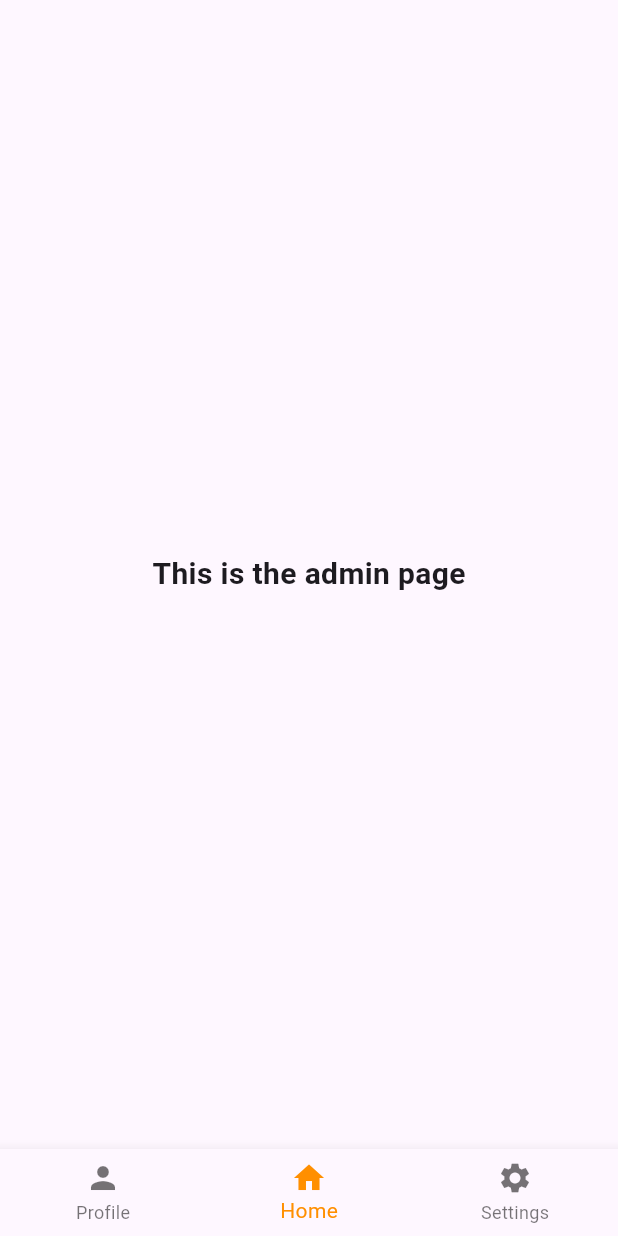
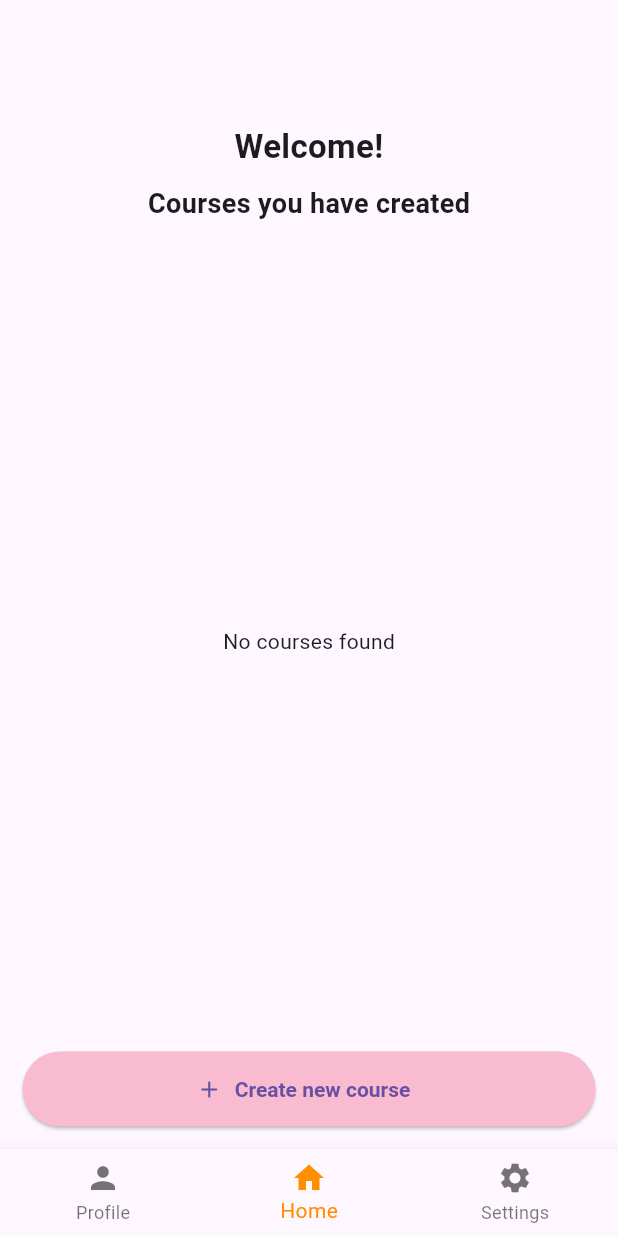
Before and after one commit to miriamjimenezj/coursefy, a Flutter app: the HomeAdmin screen opened by its route, on a phone screen of 412 x 824 dp. Run offline on Flutter 3.47's test engine with Material 3 defaults, Android fonts, the light colour scheme and no system bars; our stand-ins replace cloud_firestore, firebase_auth, firebase_core, font_awesome_flutter, google_sign_in; accounts and stored records are empty; generated files the repository leaves out were written again.

Commit message:
Admin Home Page

```diff
--- a/lib/features/user_auth/presentation/pages/admin/home_admin.dart
+++ b/lib/features/user_auth/presentation/pages/admin/home_admin.dart
@@ -1,9 +1,11 @@
+import 'package:cloud_firestore/cloud_firestore.dart';
+import 'package:firebase_auth/firebase_auth.dart';
 import 'package:flutter/material.dart';
-import 'package:firebase_auth/firebase_auth.dart';
 import 'package:coursefy/features/user_auth/presentation/pages/login_page.dart';
 import 'package:flutter_gen/gen_l10n/app_localizations.dart';
 import 'profile_admin.dart';
 import 'settings_admin.dart';
+import 'courses/create_course.dart';
 
 class HomeAdmin extends StatefulWidget {
   final Function(Locale) onLocaleChange;
@@ -16,18 +18,141 @@ class HomeAdmin extends StatefulWidget {
 
 class _HomeAdminState extends State<HomeAdmin> {
   int _selectedIndex = 1;
+  final userId = FirebaseAuth.instance.currentUser?.uid;
+
+  /// Función para eliminar un curso
+  Future<void> _deleteCourse(String courseId) async {
+    await FirebaseFirestore.instance.collection('courses').doc(courseId).delete();
+  }
+
+  /// Función para mostrar el diálogo de confirmación
+  void _confirmDeleteCourse(String courseId) {
+    showDialog(
+      context: context,
+      builder: (context) => AlertDialog(
+        title: Text(AppLocalizations.of(context)!.deleteAccountTitle),
+        content: Text(AppLocalizations.of(context)!.deleteAccountMessage),
+        actions: [
+          TextButton(
+            onPressed: () => Navigator.pop(context),
+            child: Text(AppLocalizations.of(context)!.cancel),
+          ),
+          TextButton(
+            onPressed: () async {
+              Navigator.pop(context);
+              await _deleteCourse(courseId);
+              setState(() {}); // Recargar los cursos después de eliminar
+            },
+            child: Text(AppLocalizations.of(context)!.delete, style: const TextStyle(color: Colors.red)),
+          ),
+        ],
+      ),
+    );
+  }
+
+  /// Widget para mostrar los cursos
+  Widget _buildCoursesList() {
+    return StreamBuilder<QuerySnapshot>(
+      stream: FirebaseFirestore.instance
+          .collection('courses')
+          .where('createdBy', isEqualTo: userId) // Filtrar por usuario
+          .orderBy('createdAt', descending: true) // Ordenar por creación
+          .snapshots(),
+      builder: (context, snapshot) {
+        if (snapshot.connectionState == ConnectionState.waiting) {
+          return const Center(child: CircularProgressIndicator());
+        }
+        if (!snapshot.hasData || snapshot.data!.docs.isEmpty) {
+          return Center(child: Text(AppLocalizations.of(context)!.noCourses));
+        }
+
+        final courses = snapshot.data!.docs;
+
+        return ListView.builder(
+          shrinkWrap: true,
+          itemCount: courses.length,
+          itemBuilder: (context, index) {
+            final course = courses[index];
+            final courseName = course['title'];
+            return Container(
+              margin: const EdgeInsets.symmetric(horizontal: 15, vertical: 8),
+              padding: const EdgeInsets.symmetric(horizontal: 10, vertical: 15),
+              decoration: BoxDecoration(
+                color: Colors.grey[200],
+                borderRadius: BorderRadius.circular(10),
+              ),
+              child: Row(
+                mainAxisAlignment: MainAxisAlignment.spaceBetween,
+                children: [
+                  Text(courseName, style: const TextStyle(fontWeight: FontWeight.bold, fontSize: 16)),
+                  Row(
+                    children: [
+                      IconButton(
+                        icon: const Icon(Icons.edit, color: Colors.blue),
+                        onPressed: () {
+                          // Aquí lógica para editar curso (Futuro)
+                        },
+                      ),
+                      IconButton(
+                        icon: const Icon(Icons.delete, color: Colors.red),
+                        onPressed: () => _confirmDeleteCourse(course.id),
+                      ),
+                    ],
+                  ),
+                ],
+              ),
+            );
+          },
+        );
+      },
+    );
+  }
+
+  /// Botón de crear curso
+  Widget _buildCreateCourseButton() {
+    return Padding(
+      padding: const EdgeInsets.all(15.0),
+      child: ElevatedButton.icon(
+        onPressed: () {
+          Navigator.push(
+            context,
+            MaterialPageRoute(builder: (context) => const CreateCoursePage()),
+          );
+        },
+        icon: const Icon(Icons.add),
+        label: Text(AppLocalizations.of(context)!.createCourse),
+        style: ElevatedButton.styleFrom(
+          backgroundColor: Colors.pink[100],
+          minimumSize: const Size(double.infinity, 50),
+          textStyle: const TextStyle(fontWeight: FontWeight.bold),
+        ),
+      ),
+    );
+  }
 
   @override
   Widget build(BuildContext context) {
     final List<Widget> _widgetOptions = <Widget>[
       const ProfilePage(),
-      Center(
-        child: Text(
-          AppLocalizations.of(context)!.homeAdminPage,
-          style: const TextStyle(fontSize: 20, fontWeight: FontWeight.bold),
-        ),
+      Column(
+        children: [
+          const SizedBox(height: 20),
+          Text(
+            "\n\n${AppLocalizations.of(context)!.welcome}",
+            textAlign: TextAlign.center,
+            style: const TextStyle(fontSize: 22, fontWeight: FontWeight.bold),
+          ),
+          const SizedBox(height: 10),
+          Text(
+            AppLocalizations.of(context)!.coursesCreated,
+            style: const TextStyle(fontSize: 18, fontWeight: FontWeight.bold),
+          ),
+          const SizedBox(height: 20),
+          Expanded(child: _buildCoursesList()), // Lista de cursos
+          _buildCreateCourseButton(), // Botón debajo de la lista
+        ],
       ),
-      SettingsAdminPage(onLocaleChange: widget.onLocaleChange), // ✅ Pasamos onLocaleChange
+      SettingsAdminPage(onLocaleChange: widget.onLocaleChange),
     ];
 
     return Scaffold(
@@ -52,9 +177,7 @@ class _HomeAdminState extends State<HomeAdmin> {
         ],
       )
           : null,
-      body: Center(
-        child: _widgetOptions.elementAt(_selectedIndex),
-      ),
+      body: _widgetOptions.elementAt(_selectedIndex),
       bottomNavigationBar: BottomNavigationBar(
         items: [
           BottomNavigationBarItem(
--- a/lib/l10n/app_en.arb
+++ b/lib/l10n/app_en.arb
@@ -36,5 +36,18 @@
   "deleteAccountMessage": "Are you sure you want to delete your account? This action cannot be undone.",
   "deleteAccountError": "Could not delete the account. Try again.",
   "ok": "OK",
-  "errorTitle": "Error"
+  "errorTitle": "Error",
+  "createNewCourse": "Create new course",
+  "courseName": "Course name",
+  "create": "Create",
+  "editCourse": "Edit course",
+  "save": "Save",
+  "noCoursesYet": "You haven't created any course yet.",
+  "createCourse": "Create new course",
+  "coursesCreated": "Courses you have created",
+  "noCourses": "No courses found",
+  "welcome": "Welcome!",
+  "courseNameRequired": "Course name is required.",
+  "userNotLoggedIn": "User is not logged in.",
+  "createCourseError": "Failed to create course. Please try again."
 }
```
Also changed, not shown: lib/features/user_auth/presentation/pages/admin/courses/create_course.dart (added, +97 -0 lines), lib/l10n/app_es.arb (+17 -1 lines), lib/features/user_auth/presentation/pages/admin/courses/edit_course.dart (added), pubspec.yaml (line endings or trailing spaces).
